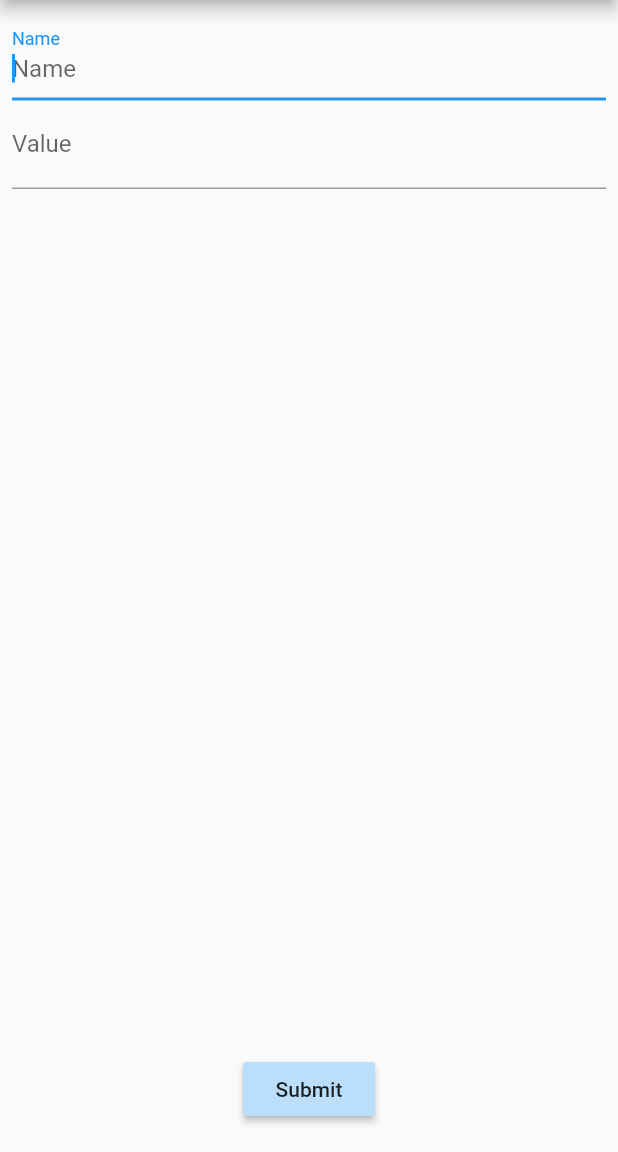
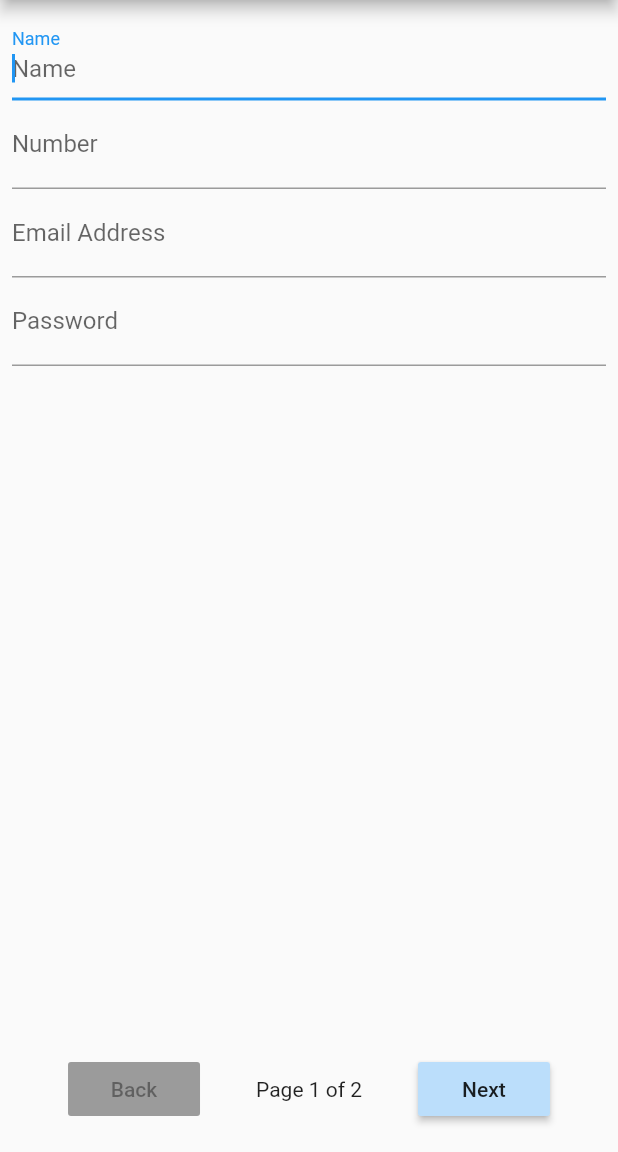
Before and after one commit to indiepaul/xform, a Flutter app: the screen it shows after launch, on a phone screen of 412 x 824 dp, the part 84-1236 px from its top. Run offline on Flutter 3.47's test engine with Material 2 defaults, Android fonts, the phone set to English and light mode, and no system bars; missing offline and left inert: validate.

Commit message:
added pagination example

```diff
--- a/example/lib/main.dart
+++ b/example/lib/main.dart
@@ -1,5 +1,6 @@
 import 'package:flutter/material.dart';
 import 'package:xform/xform.dart';
+import 'dart:async';
 
 void main() => runApp(MyApp());
 
@@ -12,7 +13,7 @@ class _MyAppState extends State<MyApp> {
   GlobalKey scaffoldKey = GlobalKey();
   @override
   Widget build(BuildContext context) {
-    _submit(formData) async {
+    Future _submit(formData) async {
       showDialog(
         context: scaffoldKey.currentState.context,
         builder: (BuildContext context) {
@@ -45,11 +46,36 @@ class _MyAppState extends State<MyApp> {
               XTextField(
                 name: "name",
                 label: "Name",
+                required: true,
               ),
               XTextField(
-                name: "value",
-                label: "Value",
+                name: "number",
+                label: "Number",
+                type: FieldType.numeric,
               ),
+              XTextField(
+                name: "email",
+                label: "Email Address",
+                type: FieldType.email,
+              ),
+              XTextField(
+                name: "password",
+                label: "Password",
+                type: FieldType.password,
+              ),
+            ]),
+            ListView(children: <Widget>[
+              XDateField(
+                name: "date",
+                label: "Date of Birth",
+                defaultValue: DateTime.now(),
+              ),
+              XSelectField(
+                name: "options",
+                label: "Options",
+                required: true,
+                options: [Option(name: "Name", value: "value")],
+              )
             ]),
           ]),
         ),
```
